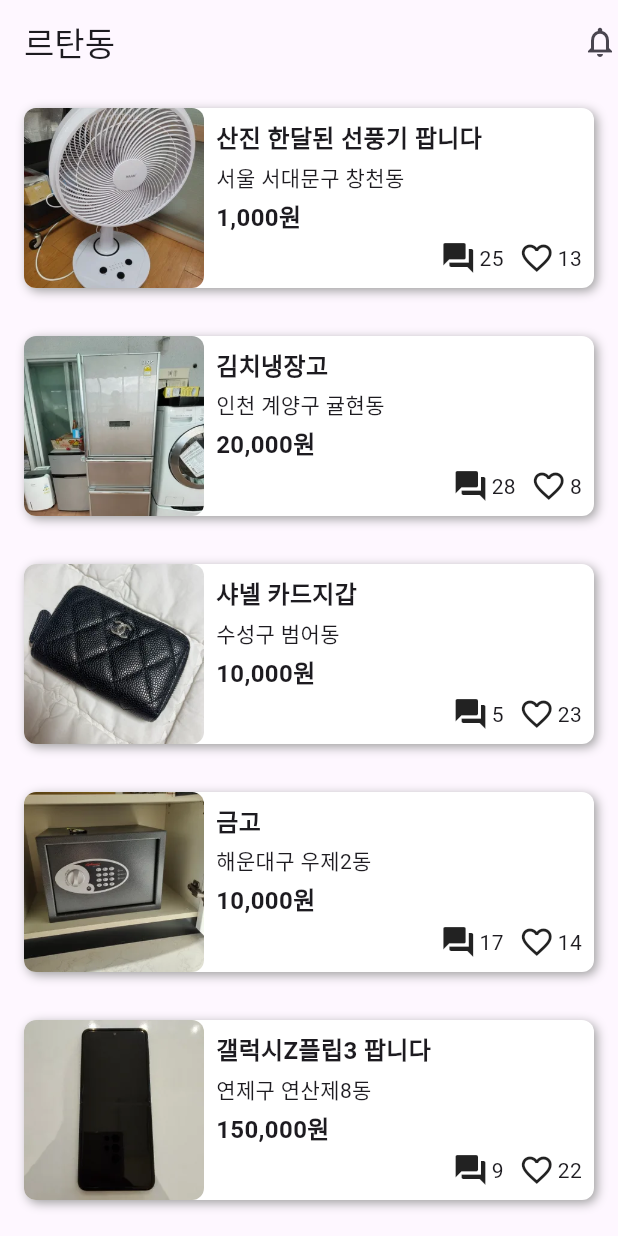
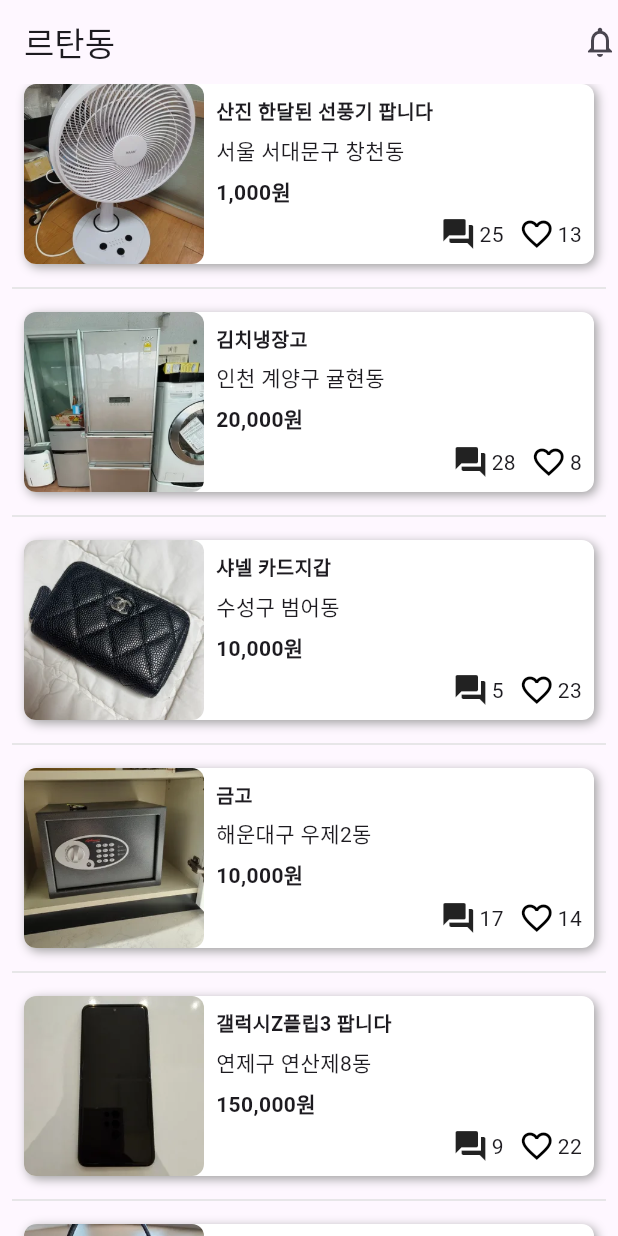
Before and after one commit to Dev-Combu/apple_market, a Flutter app: the screen it shows after launch, on a phone screen of 412 x 824 dp. Run offline on Flutter 3.47's test engine with Material 3 defaults, Android fonts, the phone set to English and light mode, and no system bars; our stand-ins replace csv, flutter_riverpod, riverpod.

Commit message:
[feat] 좋아요 기능

```diff
--- a/lib/data/model/product.dart
+++ b/lib/data/model/product.dart
@@ -7,8 +7,9 @@ class Product {
   final String seller;
   final int price;
   final String address;
-  final int likes;
+  int likes;
   final int chats;
+  bool isliked;
 
   Product({
     required this.id,
@@ -20,6 +21,7 @@ class Product {
     required this.address,
     required this.likes,
     required this.chats,
+    required this.isliked,
   });
 
   factory Product.fromCsv(List<dynamic> csvRow) {
@@ -33,6 +35,7 @@ class Product {
       address: csvRow[6].toString(),
       likes: int.parse(csvRow[7].toString()),
       chats: int.parse(csvRow[8].toString()),
+      isliked: csvRow[9].toString().toLowerCase() == 'false',
     );
   }
 }
--- a/lib/ui/home/home_page.dart
+++ b/lib/ui/home/home_page.dart
@@ -1,3 +1,6 @@
+// ignore_for_file: avoid_print
+
+import 'package:apple_market/data/model/product.dart';
 import 'package:apple_market/ui/detail/detail_page.dart';
 import 'package:apple_market/ui/viewmodel/product_view_model.dart';
 import 'package:apple_market/utils/number_formatter.dart';
@@ -12,6 +15,7 @@ class HomePage extends ConsumerStatefulWidget {
 }
 
 class _HomePageState extends ConsumerState<HomePage> {
+
 // 상단이동 버튼이 표시(visible)되어야하는지 판단용 변수
   bool _showBackToTopButton = false;
 
@@ -20,6 +24,8 @@ class _HomePageState extends ConsumerState<HomePage> {
 
   // onpressed 상태
   bool buttonOnpressed = false;
+
+  List<Product> _localProducts = [];
 
   @override
   void initState() {
@@ -53,6 +59,10 @@ class _HomePageState extends ConsumerState<HomePage> {
   Widget build(BuildContext context) {
     final state = ref.watch(productViewModel);
 
+    if (_localProducts.isEmpty && state.isNotEmpty) {
+      _localProducts = List.from(state);
+    }
+
     return Scaffold(
       appBar: AppBar(
         title: Text("르탄동"),
@@ -61,23 +71,48 @@ class _HomePageState extends ConsumerState<HomePage> {
       ),
       body: ListView.builder(
         controller: _scrollController,
-        itemCount: state.length,
+        itemCount: _localProducts.length,
         itemBuilder: (BuildContext context, int index) {
-          final result = state[index];
+          final result = _localProducts[index];
           return GestureDetector(
-            onTap: () {
-              Navigator.push(
+            onTap: () async {
+              final updateResult = await Navigator.push<Map<String, dynamic>>(
                 context,
                 MaterialPageRoute(
                   builder: (context) => DetailPage(
-                          image:
-                              "assets/sample_image/${result.imageFileName}.png",
+                    image: "assets/sample_image/${result.imageFileName}.png",
                     title: result.title,
                     address: result.address,
                     description: result.description,
                     seller: result.seller,
-                          price: result.price)));
+                    price: result.price,
+                    likes: result.likes,
+                    isliked: result.isliked,
+                  ),
+                ),
+              );
+
+              if (updateResult != null) {
+                setState(() {
+                  final newIsLiked = updateResult['isliked'];
+                  final currentIsLiked = _localProducts[index].isliked;
+
+                  // 기존 isliked와 다를 때만 업데이트
+                  if (newIsLiked != currentIsLiked) {
+                    _localProducts[index].isliked = newIsLiked;
+
+                    if (newIsLiked) {
+                      _localProducts[index].likes += 1;
+                    } else {
+                      if (_localProducts[index].likes > 0) {
+                        _localProducts[index].likes -= 1;
+                      }
+                    }
+                  }
+                });
+              }
             },
+
             onLongPress: () {
               showDialog(
                 context: context,
@@ -102,9 +137,13 @@ class _HomePageState extends ConsumerState<HomePage> {
                 ),
               );
             },
-            child: Padding(
-              padding: const EdgeInsets.all(16),
-              child: Container(
+            child: Column(
+              children: [
+                Padding(
+                  padding: const EdgeInsets.symmetric(horizontal: 16),
+                  child: Column(
+                    children: [
+                      Container(
                         height: 120,
                         decoration: BoxDecoration(
                             borderRadius: BorderRadius.circular(8),
@@ -133,16 +172,16 @@ class _HomePageState extends ConsumerState<HomePage> {
                                   children: [
                                     Text(
                                       result.title,
-                              maxLines: 1,
-                              overflow: TextOverflow.clip,
+                                      maxLines: 2,
+                                      overflow: TextOverflow.ellipsis,
                                       style: TextStyle(
-                                  fontSize: 16, fontWeight: FontWeight.bold),
+                                          fontSize: 13, fontWeight: FontWeight.bold),
                                     ),
                                     Text(result.address),
                                     Text(
                                       NumberFormatter.format(result.price),
                                       style: TextStyle(
-                                fontSize: 16,
+                                        fontSize: 14,
                                         fontWeight: FontWeight.bold,
                                       ),
                                     ),
@@ -153,9 +192,14 @@ class _HomePageState extends ConsumerState<HomePage> {
                                         SizedBox(width: 2),
                                         Text(result.chats.toString()),
                                         SizedBox(width: 10),
-                                Icon(Icons.favorite_border),
+                                        Icon(
+                                          result.isliked
+                                              ? Icons.favorite
+                                              : Icons.favorite_border,
+                                              color: result.isliked ? Colors.red : Colors.black,
+                                        ),
                                         SizedBox(width: 2),
-                                Text(result.likes.toString()),
+                                        Text((result.likes).toString()),
                                       ],
                                     )
                                   ],
@@ -165,6 +209,17 @@ class _HomePageState extends ConsumerState<HomePage> {
                           ],
                         ),
                       ),
+                    ],
+                  ),
+                ),
+                Padding(
+                  padding: const EdgeInsets.all(8.0),
+                  child: Divider(
+                    color: Colors.grey[300], // 연회색
+                    thickness: 1, // 선 두께
+                  ),
+                )
+              ],
             ),
           );
         },
```
Also changed, not shown: assets/data/sample_data.csv (+11 -11 lines), lib/ui/detail/detail_page.dart (+67 -14 lines). Lines whose indentation alone changed are shown as unchanged.
